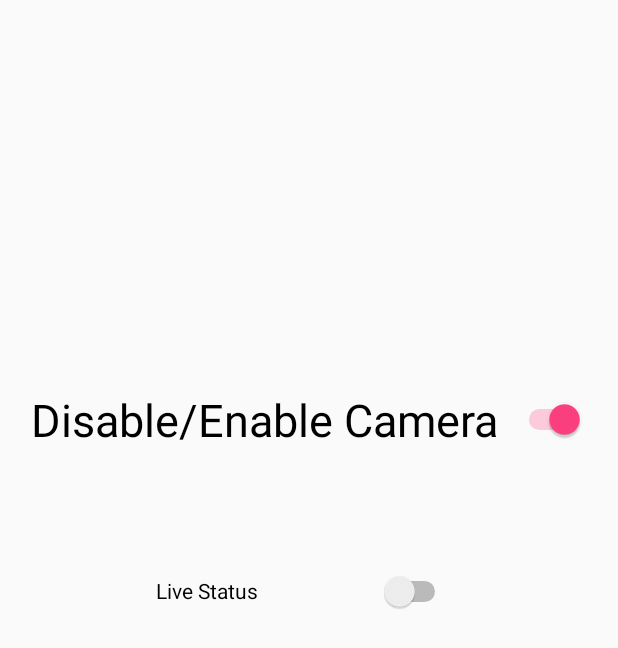
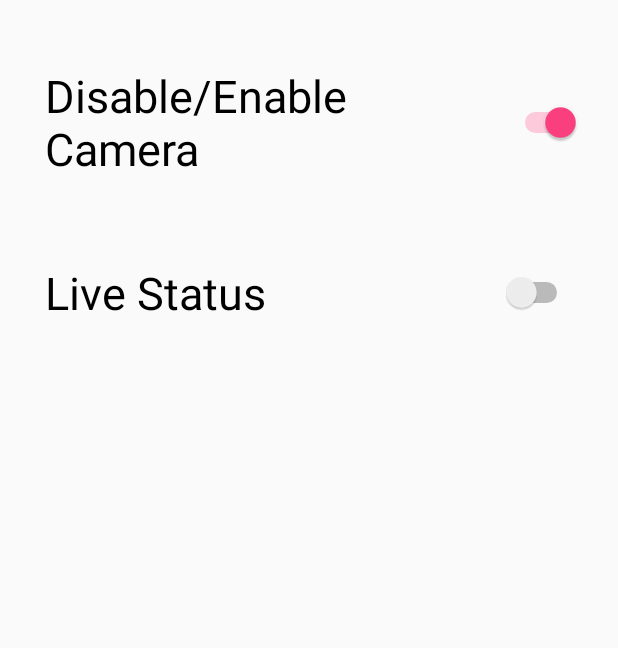
Before and after one commit to Sakimon8/CyberCop, an Android app: the CameraApplication screen opened directly, with no data from a screen before it, on a phone screen of 412 x 824 dp. Shown: the top 648 px of the screen. Run offline under Robolectric (Android 15) with nearby library versions, the phone set to English and light mode, and no system bars; 1 statement that could not run was skipped.

Commit message:
DESIGN CHANGED

```diff
--- a/app/src/main/res/layout/activity_camera_application.xml
+++ b/app/src/main/res/layout/activity_camera_application.xml
@@ -16,14 +16,14 @@
 
         <Switch
             android:id="@+id/cameraSwitch"
-            android:layout_width="wrap_content"
+            android:layout_width="357dp"
             android:layout_height="wrap_content"
             android:layout_alignParentStart="true"
             android:layout_alignParentLeft="true"
             android:layout_alignParentTop="true"
-            android:layout_marginStart="-1dp"
-            android:layout_marginLeft="-1dp"
-            android:layout_marginTop="259dp"
+            android:layout_marginStart="8dp"
+            android:layout_marginLeft="8dp"
+            android:layout_marginTop="43dp"
             android:text="Disable/Enable Camera  "
             android:textOff="Enable Camera"
             android:textOn="Disable Camera"
@@ -31,18 +31,19 @@
 
         <Switch
             android:id="@+id/CheckSwitch"
-            android:layout_width="wrap_content"
-            android:layout_height="40dp"
+            android:layout_width="352dp"
+            android:layout_height="71dp"
+            android:textSize="30sp"
             android:layout_alignBottom="@+id/cameraSwitch"
             android:layout_alignParentStart="true"
             android:layout_alignParentLeft="true"
             android:layout_alignParentEnd="true"
             android:layout_alignParentRight="true"
-            android:layout_marginStart="82dp"
-            android:layout_marginLeft="82dp"
-            android:layout_marginEnd="89dp"
-            android:layout_marginRight="89dp"
-            android:layout_marginBottom="-114dp"
+            android:layout_marginStart="8dp"
+            android:layout_marginLeft="8dp"
+            android:layout_marginEnd="8dp"
+            android:layout_marginRight="8dp"
+            android:layout_marginBottom="-111dp"
             android:checked="false"
             android:text="Live Status" />
     </RelativeLayout>
```
